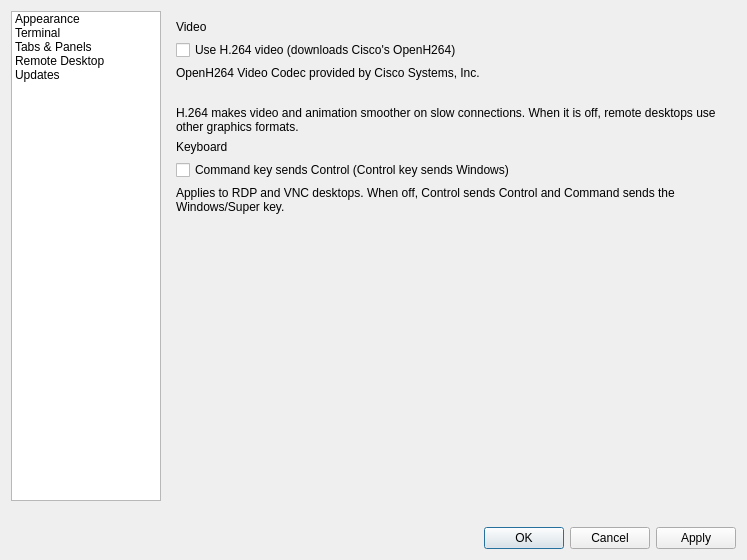
First picture: the form in app/ui/OptionsDialog.ui, repository Crayjones/CMRemote, before the edit.
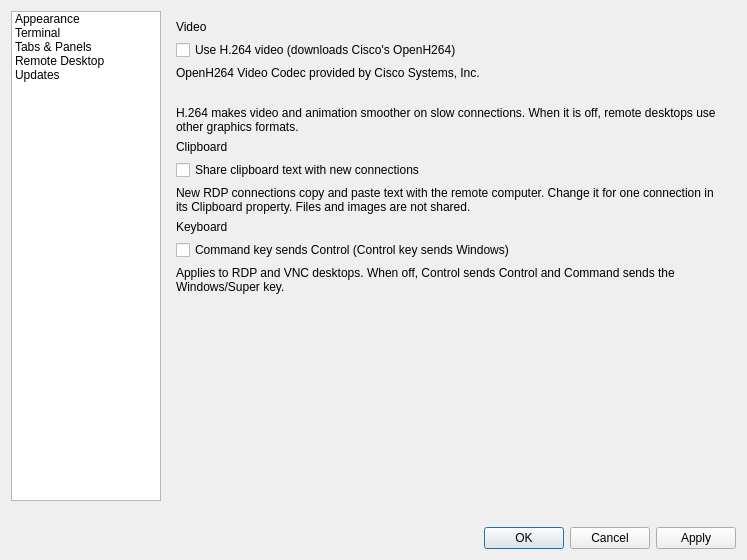
Second picture: the form after the edit. The open tabs and pages were chosen to show the change.

Commit message: Fix SSH terminal, export, open files, clipboard and credential issues

Patch:
```diff
--- a/app/ui/OptionsDialog.ui
+++ b/app/ui/OptionsDialog.ui
@@ -43,6 +43,9 @@
       <item><widget class="QLabel" name="openh264Credit"><property name="text"><string>OpenH264 Video Codec provided by Cisco Systems, Inc.</string></property><property name="wordWrap"><bool>true</bool></property></widget></item>
       <item><widget class="QLabel" name="openh264Status"><property name="text"><string/></property><property name="wordWrap"><bool>true</bool></property><property name="textFormat"><enum>Qt::PlainText</enum></property></widget></item>
       <item><widget class="QLabel" name="openh264Help"><property name="text"><string>H.264 makes video and animation smoother on slow connections. When it is off, remote desktops use other graphics formats.</string></property><property name="wordWrap"><bool>true</bool></property></widget></item>
+      <item><widget class="QLabel" name="clipboardTitle"><property name="text"><string>Clipboard</string></property></widget></item>
+      <item><widget class="QCheckBox" name="clipboard"><property name="text"><string>Share clipboard text with new connections</string></property></widget></item>
+      <item><widget class="QLabel" name="clipboardHelp"><property name="text"><string>New RDP connections copy and paste text with the remote computer. Change it for one connection in its Clipboard property. Files and images are not shared.</string></property><property name="wordWrap"><bool>true</bool></property></widget></item>
       <item><widget class="QLabel" name="keyboardTitle"><property name="text"><string>Keyboard</string></property></widget></item>
       <item><widget class="QCheckBox" name="commandAsControl"><property name="text"><string>Command key sends Control (Control key sends Windows)</string></property></widget></item>
       <item><widget class="QLabel" name="commandAsControlHelp"><property name="text"><string>Applies to RDP and VNC desktops. When off, Control sends Control and Command sends the Windows/Super key.</string></property><property name="wordWrap"><bool>true</bool></property></widget></item>
```
The commit also changes 29 other files.
